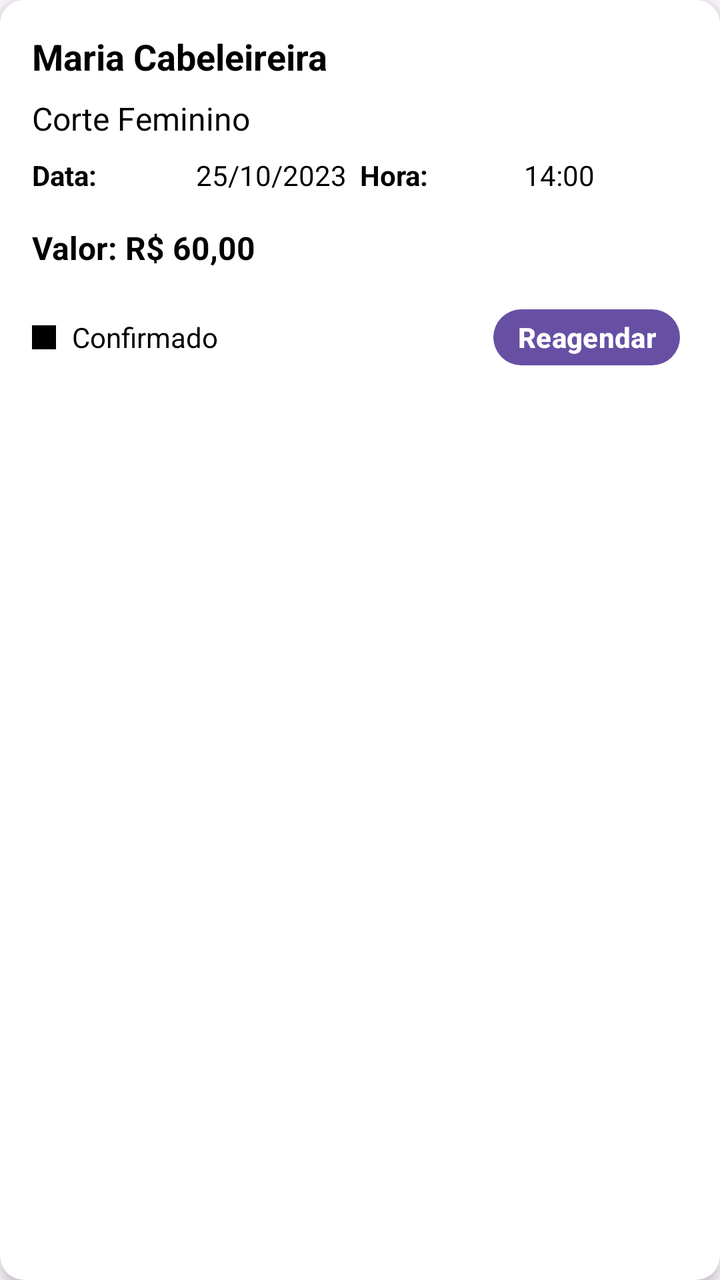
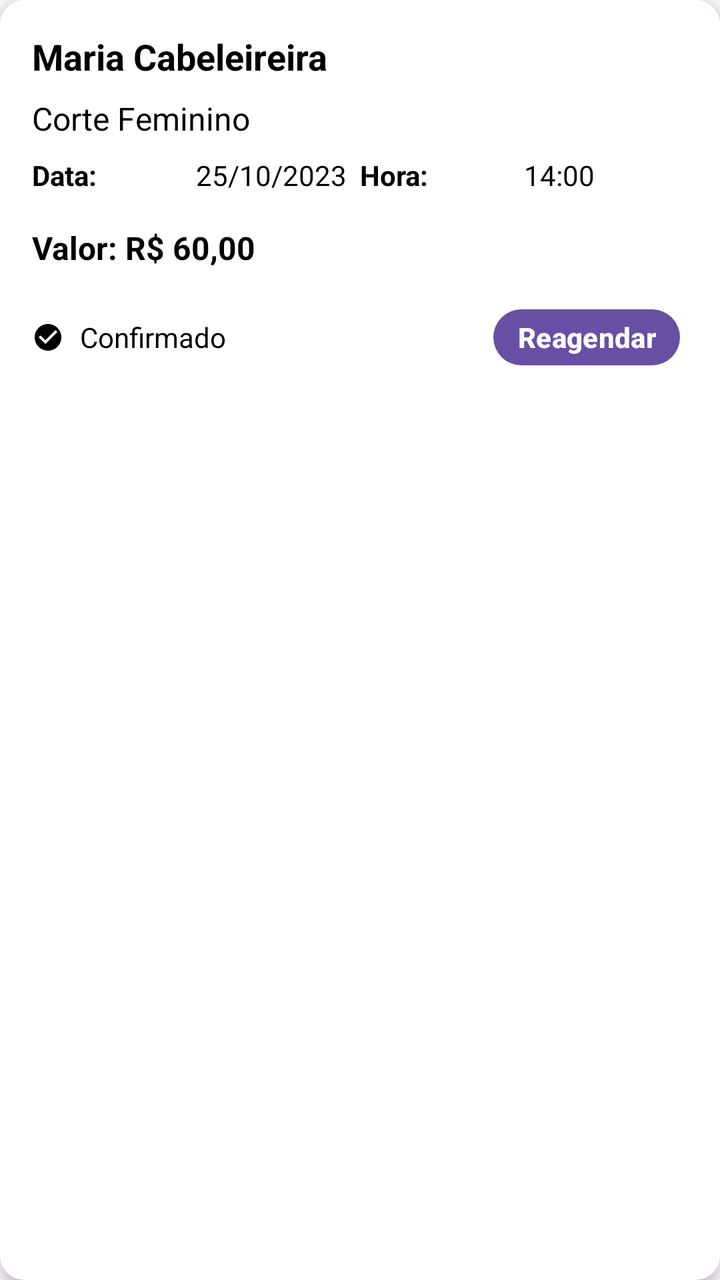

Screens rendered from an Android XML layout before and after an edit, with the pre-edit source and the edit as a unified diff.
<!-- AndroidManifest.xml: application theme Theme.SmartApp -->
<!-- res/layout/item_agendamento.xml -->
<androidx.cardview.widget.CardView xmlns:android="http://schemas.android.com/apk/res/android"
    xmlns:app="http://schemas.android.com/apk/res-auto"
    android:layout_width="match_parent"
    android:layout_height="wrap_content"
    android:layout_marginBottom="16dp"
    app:cardCornerRadius="12dp"
    app:cardElevation="4dp"
    app:cardBackgroundColor="@color/white">

    <LinearLayout
        android:layout_width="match_parent"
        android:layout_height="wrap_content"
        android:orientation="vertical"
        android:padding="16dp"
        android:background="@color/white">

        
        <TextView
            android:id="@+id/nome"
            android:layout_width="match_parent"
            android:layout_height="wrap_content"
            android:text="Maria Cabeleireira"
            android:textColor="@android:color/black"
            android:textSize="18sp"
            android:textStyle="bold"/>

        
        <TextView
            android:id="@+id/servico"
            android:layout_width="match_parent"
            android:layout_height="wrap_content"
            android:layout_marginTop="8dp"
            android:text="Corte Feminino"
            android:textColor="@android:color/black"
            android:textSize="16sp"/>

        
        <LinearLayout
            android:layout_width="match_parent"
            android:layout_height="wrap_content"
            android:layout_marginTop="8dp"
            android:orientation="horizontal">

            <TextView
                android:layout_width="0dp"
                android:layout_height="wrap_content"
                android:layout_weight="1"
                android:text="Data:"
                android:textColor="@android:color/black"
                android:textStyle="bold"/>

            <TextView
                android:id="@+id/data"
                android:layout_width="0dp"
                android:layout_height="wrap_content"
                android:layout_weight="1"
                android:text="25/10/2023"
                android:textColor="@android:color/black"/>

            <TextView
                android:layout_width="0dp"
                android:layout_height="wrap_content"
                android:layout_weight="1"
                android:text="Hora:"
                android:textColor="@android:color/black"
                android:textStyle="bold"/>

            <TextView
                android:id="@+id/hora"
                android:layout_width="0dp"
                android:layout_height="wrap_content"
                android:layout_weight="1"
                android:text="14:00"
                android:textColor="@android:color/black"/>
        </LinearLayout>

        
        <TextView
            android:id="@+id/valor"
            android:layout_width="match_parent"
            android:layout_height="wrap_content"
            android:layout_marginTop="16dp"
            android:text="Valor: R$ 60,00"
            android:textColor="@android:color/black"
            android:textSize="16sp"
            android:textStyle="bold"/>

        
        <LinearLayout
            android:layout_width="match_parent"
            android:layout_height="wrap_content"
            android:layout_marginTop="16dp"
            android:orientation="horizontal"
            android:gravity="center_vertical">

            <View
                android:layout_width="12dp"
                android:layout_height="12dp"
                android:background="@android:color/black"
                android:backgroundTint="@color/black"
                android:backgroundTintMode="multiply"/>

            <TextView
                android:layout_width="wrap_content"
                android:layout_height="wrap_content"
                android:layout_marginStart="8dp"
                android:text="Confirmado"
                android:textColor="@android:color/black"
                android:textSize="14sp"
                android:layout_weight="1"/>

            <Button
                android:id="@+id/btnReagendar"
                android:layout_width="wrap_content"
                android:layout_height="36dp"
                android:layout_gravity="end"
                android:layout_marginEnd="4dp"
                android:text="Reagendar"
                android:textColor="@android:color/white"
                android:textSize="14sp"
                android:textStyle="bold"
                android:drawableStart="@drawable/ic_calendar"
                android:drawablePadding="6dp"
                android:stateListAnimator="@null"
                android:paddingHorizontal="12dp"
                android:paddingVertical="4dp"/>
        </LinearLayout>
    </LinearLayout>
</androidx.cardview.widget.CardView>
<!-- resources referenced by this layout -->
<resources>
  <color name="black">#FF000000</color>
  <color name="white">#FFFFFFFF</color>
  <!-- drawable ic_calendar (drawable) -->
  <vector xmlns:android="http://schemas.android.com/apk/res/android"
      android:width="24dp"
      android:height="24dp"
      android:viewportWidth="24"
      android:viewportHeight="24">
      <path
          android:fillColor="#FF000000"
          android:pathData="M19,4h-1V2h-2v2H8V2H6v2H5c-1.11,0 -1.99,0.9 -1.99,2L3,20c0,1.1 0.89,2 2,2h14c1.1,0 2,-0.9 2,-2V6c0,-1.1 -0.9,-2 -2,-2zM19,20H5V9h14V20zM19,7H5V5h14V7zM9,13H7v-2h2V13zM13,13h-2v-2h2V13zM17,13h-2v-2h2V13zM9,17H7v-2h2V17zM13,17h-2v-2h2V17z"/>
  </vector>
  <style name="Theme.SmartApp" parent="Base.Theme.SmartApp" />
  <style name="Base.Theme.SmartApp" parent="Theme.Material3.DayNight.NoActionBar" />
</resources>

<!-- the commit's change to res/layout/item_agendamento.xml (unified diff, before → after) -->
@@ -93,14 +93,15 @@
             android:orientation="horizontal"
             android:gravity="center_vertical">
 
-            <View
-                android:layout_width="12dp"
-                android:layout_height="12dp"
-                android:background="@android:color/black"
-                android:backgroundTint="@color/black"
-                android:backgroundTintMode="multiply"/>
+            <ImageView
+                android:id="@+id/statusIco"
+                android:layout_width="16dp"
+                android:layout_height="16dp"
+                android:src="@drawable/ic_check_circle"
+                app:tint="@color/black" />
 
             <TextView
+                android:id="@+id/status"
                 android:layout_width="wrap_content"
                 android:layout_height="wrap_content"
                 android:layout_marginStart="8dp"
@@ -110,7 +111,7 @@
                 android:layout_weight="1"/>
 
             <Button
-                android:id="@+id/btnReagendar"
+                android:id="@+id/btnAction"
                 android:layout_width="wrap_content"
                 android:layout_height="36dp"
                 android:layout_gravity="end"
<!-- resource entries referenced after the edit -->
@@ -12,6 +12,12 @@
           android:fillColor="#FF000000"
           android:pathData="M19,4h-1V2h-2v2H8V2H6v2H5c-1.11,0 -1.99,0.9 -1.99,2L3,20c0,1.1 0.89,2 2,2h14c1.1,0 2,-0.9 2,-2V6c0,-1.1 -0.9,-2 -2,-2zM19,20H5V9h14V20zM19,7H5V5h14V7zM9,13H7v-2h2V13zM13,13h-2v-2h2V13zM17,13h-2v-2h2V13zM9,17H7v-2h2V17zM13,17h-2v-2h2V17z"/>
   </vector>
+  <!-- drawable ic_check_circle (drawable) -->
+  <vector xmlns:android="http://schemas.android.com/apk/res/android" android:height="24dp" android:tint="#000000" android:viewportHeight="24" android:viewportWidth="24" android:width="24dp">
+        
+      <path android:fillColor="@android:color/white" android:pathData="M12,2C6.48,2 2,6.48 2,12s4.48,10 10,10 10,-4.48 10,-10S17.52,2 12,2zM10,17l-5,-5 1.41,-1.41L10,14.17l7.59,-7.59L19,8l-9,9z"/>
+      
+  </vector>
   <style name="Theme.SmartApp" parent="Base.Theme.SmartApp" />
   <style name="Base.Theme.SmartApp" parent="Theme.Material3.DayNight.NoActionBar" />
 </resources>
